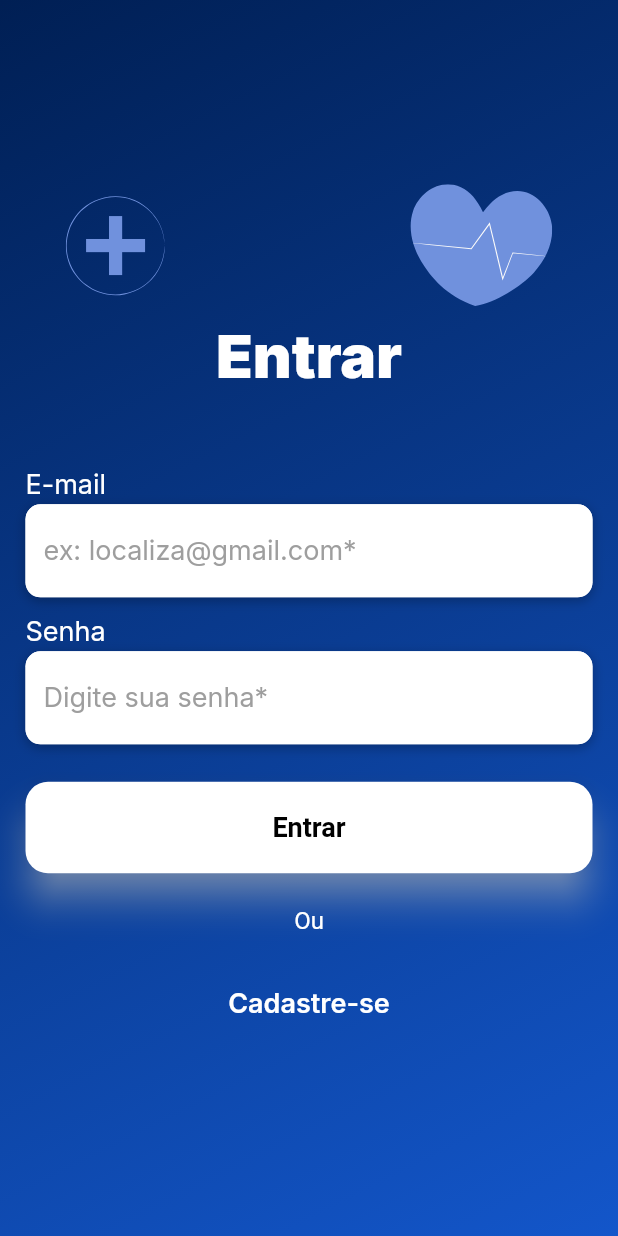
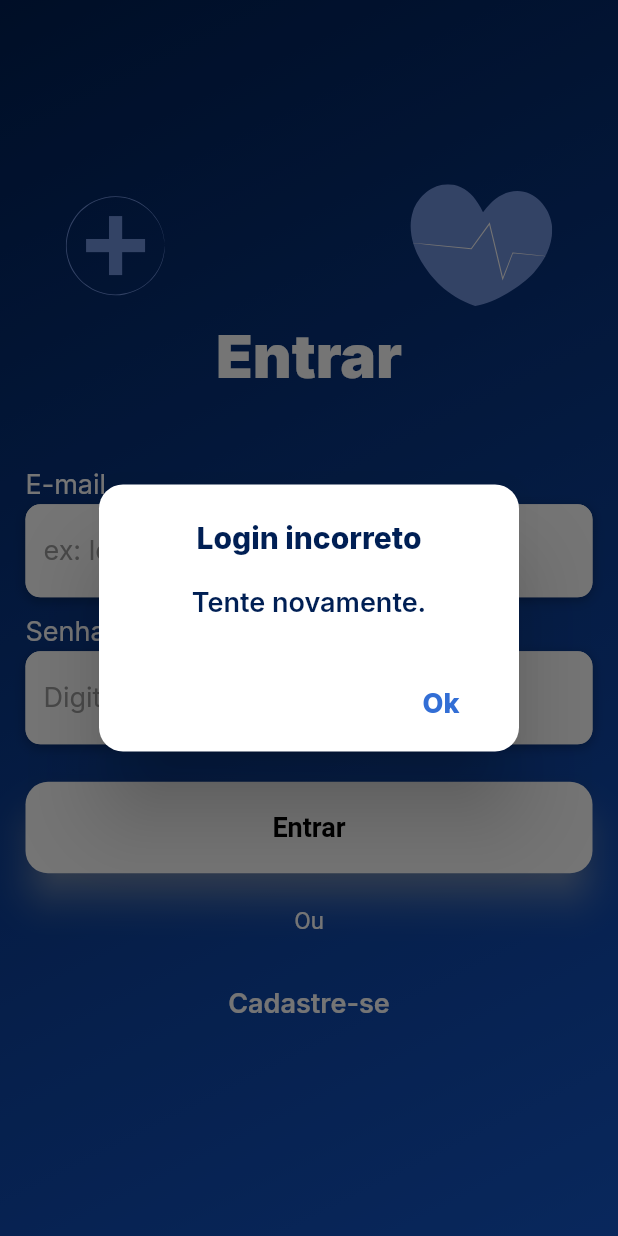
Before and after one commit to raffevald/projeto-final-materia-dev-mobile, a Flutter app: the LoginPageTest screen opened by its route, after a tap on "Entrar", on a phone screen of 412 x 824 dp. Run offline on Flutter 3.47's test engine with Material 2 defaults, Android fonts, the phone set to English and light mode, and no system bars; our stand-ins replace flutter_svg, google_fonts; network calls fail.

Commit message:
ajustes finais v1.4

```diff
--- a/lib/views/cadastrar_medicos.dart
+++ b/lib/views/cadastrar_medicos.dart
@@ -263,7 +263,8 @@ class MyCadastroDeMedicos extends State<CadastroDeMedicos> {
                                       const Color.fromRGBO(232, 244, 255, 1),
                                   style: GoogleFonts.inter(
                                       fontSize: 18,
-                                      fontWeight: FontWeight.w400),
+                                      fontWeight: FontWeight.w400,
+                                      color: Color.fromRGBO(0, 31,84, 1)),
                                   decoration: InputDecoration(
                                     filled: true,
                                     fillColor:
--- a/lib/views/cadastrar_usuarios.dart
+++ b/lib/views/cadastrar_usuarios.dart
@@ -256,7 +256,8 @@ class MyCadastroDeUsuarios extends State<CadastroDeUsuarios> {
                                       const Color.fromRGBO(232, 244, 255, 1),
                                   style: GoogleFonts.inter(
                                       fontSize: 18,
-                                      fontWeight: FontWeight.w400),
+                                      fontWeight: FontWeight.w400,
+                                      color: Color.fromRGBO(0, 31,84, 1)),
                                   decoration: InputDecoration(
                                     filled: true,
                                     fillColor:
--- a/lib/views/dashboard_teste.dart
+++ b/lib/views/dashboard_teste.dart
@@ -52,7 +52,7 @@ class _DashboardState extends State<Dashboard> {
   final List<Map<String, dynamic>> _allUsers = [
     {
       "cpf": "33344477733",
-      "dateTIme": "Quita 15 de agosto",
+      "dateTIme": "Quinta 15 de agosto",
       "urlImage": "./algumdiretorio/imagem.png",
       "name": "Dr. Rafael Silva",
       "email": "raff.evald@gmail.com",
@@ -65,7 +65,7 @@ class _DashboardState extends State<Dashboard> {
     },
     {
       "cpf": "33344477733",
-      "dateTIme": "Quita 15 de agosto",
+      "dateTIme": "Quinta 15 de agosto",
       "urlImage": "./algumdiretorio/imagem.png",
       "name": "Dr. Weslayne",
       "email": "weslayne@gmail.com",
@@ -82,7 +82,7 @@ class _DashboardState extends State<Dashboard> {
       "urlImage": "./algumdiretorio/imagem.png",
       "name": "Dr. Eric Costa",
       "email": "eric.costa@gmail.com",
-      "especialidade": "Clinica geral",
+      "especialidade": "Clinico geral",
       "crmOrRqeOrRro": "234654",
       "rua": "Rio Branco",
       "numero": "1378",
@@ -231,7 +231,7 @@ class _DashboardState extends State<Dashboard> {
                       ),
                     )
                   : const Text(
-                      'Nem um resultado encontrado.',
+                      'Nenhum resultado encontrado.',
                       style: TextStyle(fontSize: 24),
                     ),
             ),
--- a/lib/views/login_page_test.dart
+++ b/lib/views/login_page_test.dart
@@ -15,7 +15,7 @@ class LoginPageTest extends StatefulWidget {
 String email = "";
 String senha = "";
 
-final _formKey = GlobalKey<FormState>();
+//final _formKey = GlobalKey<FormState>();
 
 Widget _Email() {
   return Column(
@@ -41,7 +41,11 @@ Widget _Email() {
                 BoxShadow(
                     color: Colors.black26, blurRadius: 6, offset: Offset(0, 2))
               ]),
-          child: TextFormField(
+          child: Column(
+            mainAxisAlignment: MainAxisAlignment.center,
+            crossAxisAlignment: CrossAxisAlignment.start,
+            children: <Widget> [
+              TextFormField(
                 //key: _formKey,
                 validator: (value){
                   if(value!.length < 5){
@@ -66,6 +70,8 @@ Widget _Email() {
                       borderRadius: BorderRadius.all(Radius.circular(10.0)),
                       borderSide: BorderSide.none,
                     )),
+              ),
+            ],
           )),
     ],
   );
@@ -155,7 +161,7 @@ class MyLoginPageTest extends State<LoginPageTest> {
                   ),
                 ),
                 Container(
-                    key: _formKey,
+                    //key: _formKey,
                     padding: const EdgeInsets.all(8.0),
                     child: Column(
                       //mainAxisAlignment: MainAxisAlignment.center,
@@ -169,32 +175,65 @@ class MyLoginPageTest extends State<LoginPageTest> {
                             fontSize: 40,
                             fontWeight: FontWeight.w900,
                             color: Color.fromRGBO(255, 255, 255, 1),
-                            //fontFamily: 'RobotoMono'
                           )),
                         ),
                         const SizedBox(
-                          //colocar espaçamento entre os campos
                           height: 39,
                         ),
                         _Email(),
                         _Senha(),
                         const SizedBox(
-                          //colocar espaçamento entre os campos
                           height: 25,
                         ),
                         SizedBox(
                           width: MediaQuery.of(context).size.width,
                           child: ElevatedButton(
                               onPressed: () {
-                                _Login();
-                                if (email == 'raff@gmail.com' && senha == '123456'
-                                || email == 'weslayne@gmail.com' && senha == '123456') {
+                                //_Login();
+                                if (email == 'localiza@gmail.com' && senha == '123456'
+                                || email == 'joaofg@gmail.com' && senha == '123456') {
                                   print('Login Correto');
                                   //Navigator.of(context).push( aqui aparece uma seta para voltar a tela de login no comando abaixo não
                                   Navigator.of(context).pushNamed(
                                       '/dashboard'); //esse '/home' é uma rota que vem do app_widget, se o login estiver correto, vai para outra tela
                                 } else {
                                   print('Login Incorreto');
+                                  showDialog(
+                                context: context,
+                                builder: (context) => AlertDialog(
+                                  title: Text('Login incorreto',
+                                  textAlign: TextAlign.center,
+                                        style: GoogleFonts.inter(
+                                            fontSize: 20,
+                                            fontWeight: FontWeight.w800,
+                                            color: Color.fromRGBO(0, 31, 84, 1)),),
+                                      content: Text(
+                                        'Tente novamente.',
+                                        textAlign: TextAlign.center,
+                                        style: GoogleFonts.inter(
+                                            fontSize: 18,
+                                            fontWeight: FontWeight.w600,
+                                            color: Color.fromRGBO(0, 31, 84, 1)),
+                                      ),
+                                      shape: RoundedRectangleBorder(
+                                          borderRadius:
+                                            BorderRadius.circular(16)),
+                                      actions: [
+                                        FlatButton(
+                                          onPressed: () {
+                                            Navigator.of(context)
+                                                .pushNamed('/');
+                                          },
+                                          child: Text(
+                                            'Ok',
+                                            style: GoogleFonts.inter(
+                                                fontSize: 18,
+                                                fontWeight: FontWeight.w800,
+                                                color: Color.fromARGB(255, 50, 110, 213)),
+                                          ),
+                                        ),
+                                      ],
+                                    ));
                                 }
                               },
                               style: ElevatedButton.styleFrom(
@@ -251,11 +290,11 @@ class MyLoginPageTest extends State<LoginPageTest> {
       ),
       );
   }
-  void _Login() async {
+  /*void _Login() async {
     if(_formKey.currentState!.validate()){ //
       print("Válido");
     }else{
       print("Inválido");
     }
+  }*/
 }
-}
--- a/pubspec.yaml
+++ b/pubspec.yaml
@@ -64,7 +64,6 @@ flutter:
   # To add assets to your application, add an assets section, like this:
   assets:
     - assets/images/
-    - assets/fonts/
   #   - images/a_dot_ham.jpeg
 
   # An image asset can refer to one or more resolution-specific "variants", see
```
Also changed, not shown: assets/images/1_login_sup_direito.png (deleted), assets/images/login_inf-direita.png (deleted), assets/images/login_inf-esq.png (deleted), assets/images/login_sup-esq.png (deleted). Lines whose indentation alone changed are shown as unchanged.
